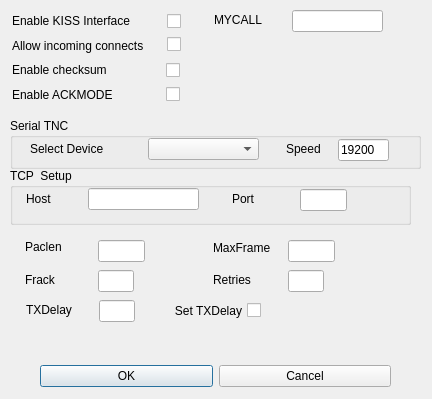
Old version of the form KISSConfig.ui in the repository g8bpq/QtTermTCP.
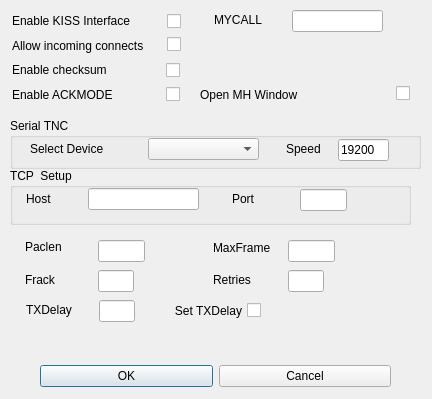
New version of the form.

Patch:
```diff
--- a/KISSConfig.ui
+++ b/KISSConfig.ui
@@ -468,6 +468,35 @@
     <string>TXDelay</string>
    </property>
   </widget>
+  <widget class="QLabel" name="label_18">
+   <property name="geometry">
+    <rect>
+     <x>200</x>
+     <y>80</y>
+     <width>151</width>
+     <height>30</height>
+    </rect>
+   </property>
+   <property name="text">
+    <string>Open MH Window</string>
+   </property>
+  </widget>
+  <widget class="QCheckBox" name="KISSMH">
+   <property name="geometry">
+    <rect>
+     <x>390</x>
+     <y>83</y>
+     <width>20</width>
+     <height>20</height>
+    </rect>
+   </property>
+   <property name="layoutDirection">
+    <enum>Qt::RightToLeft</enum>
+   </property>
+   <property name="text">
+    <string/>
+   </property>
+  </widget>
  </widget>
  <resources/>
  <connections>
```
